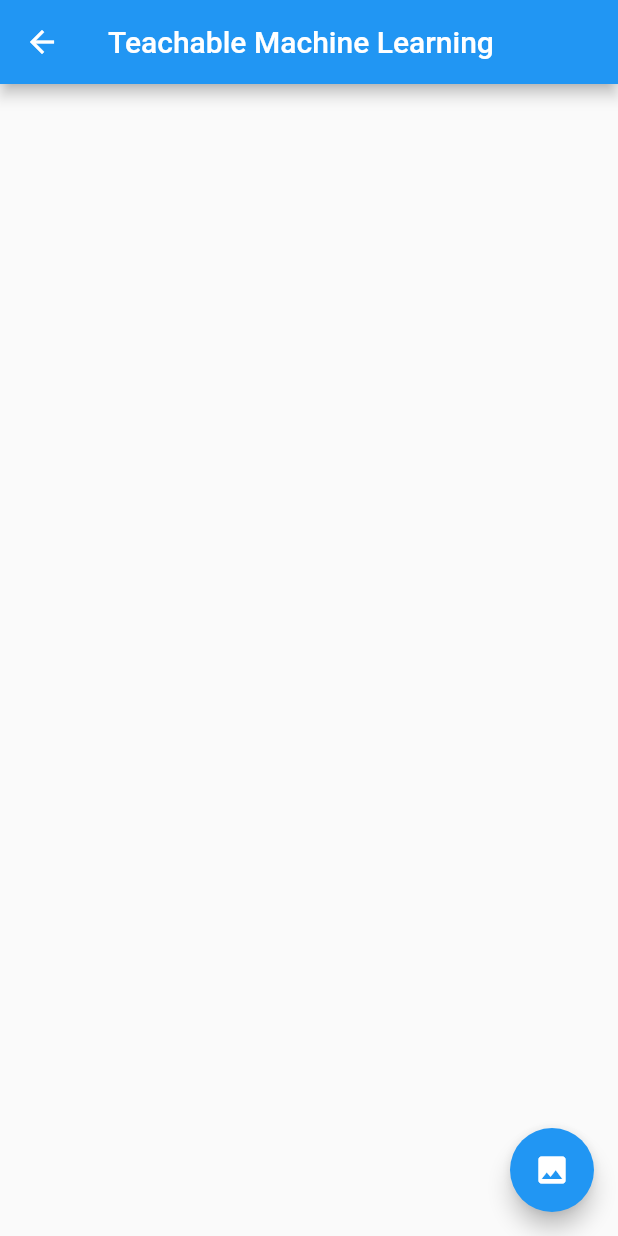
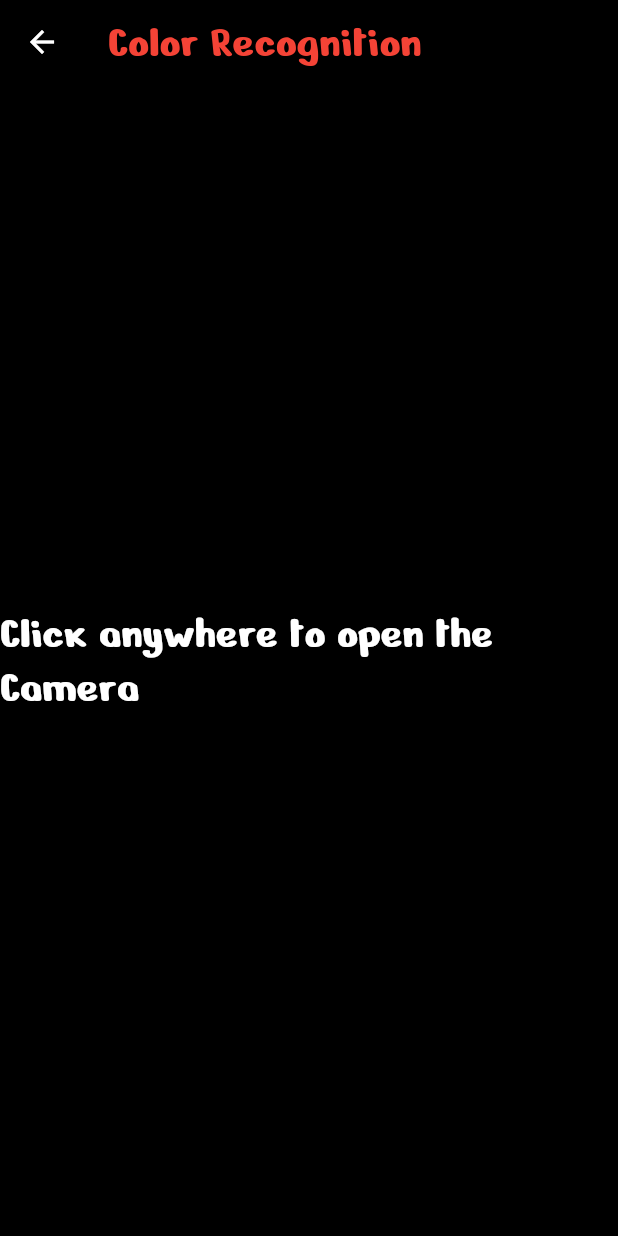
Before and after one commit to tommy725/minor, a Flutter app: the color screen opened directly, on a phone screen of 412 x 824 dp. Run offline on Flutter 3.47's test engine with Material 2 defaults, Android fonts, the phone set to English and light mode, and no system bars; our stand-ins replace flutter_tts, image_picker, speech_to_text; missing offline and left inert: clipboard, firebase_ml_vision, tflite; accounts and stored records are empty.

Commit message:
changed ui of color page

```diff
--- a/lib/color.dart
+++ b/lib/color.dart
@@ -19,7 +19,7 @@ class _colorState extends State<color> {
   void initState() {
     super.initState();
     _loading = true;
-
+    speak('Click anywhere to open the camera and take a photo');
     loadModel().then((value) {
       setState(() {
         _loading = false;
@@ -31,7 +31,15 @@ class _colorState extends State<color> {
   Widget build(BuildContext context) {
     return Scaffold(
       appBar: AppBar(
-        title: const Text('Teachable Machine Learning'),
+        title: const Text(
+          'Color Recognition',
+          style: TextStyle(
+            fontFamily: 'nerko',
+            fontSize: 30,
+            color: Colors.red,
+          ),
+        ),
+        backgroundColor: Colors.black,
       ),
       body: _loading
           ? Container(
@@ -44,10 +52,29 @@ class _colorState extends State<color> {
           crossAxisAlignment: CrossAxisAlignment.center,
           mainAxisAlignment: MainAxisAlignment.center,
           children: [
-            _image == null ? Container() : Image.file(_image),
-            SizedBox(
-              height: 20,
-            ),
+            _image == null ? Expanded(
+              child: GestureDetector(
+                onTap: pickImage,
+                child: Container(
+                  height: double.infinity,
+                  width: double.infinity,
+                  color: Colors.black,
+                  child: Column(
+                    mainAxisAlignment: MainAxisAlignment.center,
+                    children: [
+                      Text(
+                        'Click anywhere to open the Camera',
+                        style: TextStyle(
+                            color: Colors.white,
+                            fontSize: 30,
+                            fontFamily: 'nerko'
+                        ),
+                      ),
+                    ],
+                  ),
+                ),
+              ),
+            ): Image.file(_image),
             _outputs != null
                 ? Text(
               "${_outputs[0]["label"]}",
@@ -60,10 +87,6 @@ class _colorState extends State<color> {
                 : Container()
           ],
         ),
-      ),
-      floatingActionButton: FloatingActionButton(
-        onPressed: pickImage,
-        child: Icon(Icons.image),
       ),
     );
   }
--- a/lib/main.dart
+++ b/lib/main.dart
@@ -1,7 +1,6 @@
 import 'package:flutter/material.dart';
 import 'package:minor/color.dart';
 import 'package:minor/currency.dart';
-import 'package:minor/text.dart';
 import 'package:speech_to_text/speech_to_text.dart' as stt;
 import 'face.dart';
 import 'tts.dart';
```
Also changed, not shown: lib/currency.dart (+21 -10 lines), lib/text.dart (deleted, +0 -17 lines).
